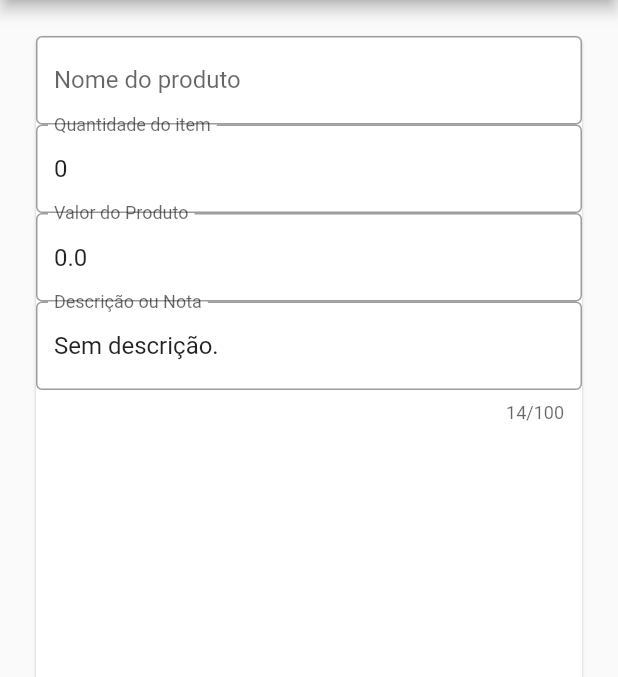
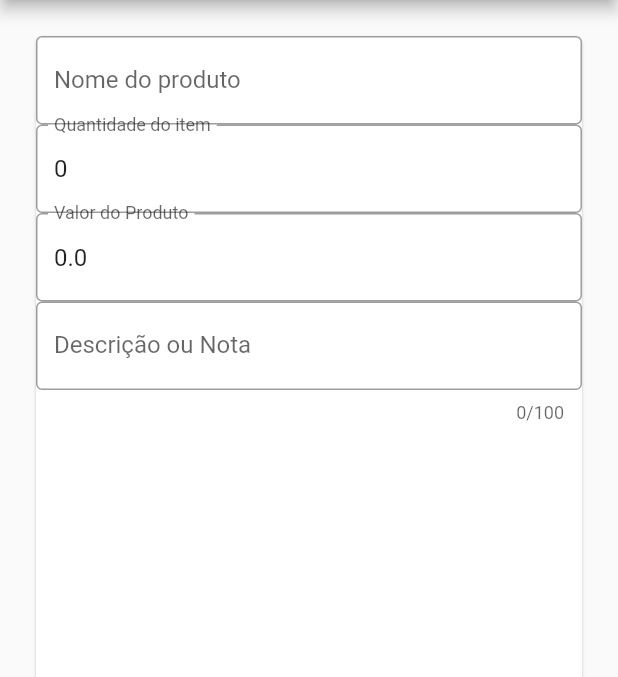
Before and after one commit to WillianLiduenha/listinha, a Flutter app: the EditaPage screen opened directly with empty values, on a phone screen of 412 x 824 dp, the part 84-761 px from its top. Run offline on Flutter 3.47's test engine with Material 2 defaults, Android fonts, the phone set to English and light mode, and no system bars; missing offline and left inert: dart:html.

Commit message:
Ainda na possibilidade de Descrição, agora eu melhorei para o ícone aparecer apenas quando existe alguma descrição...

```diff
--- a/lib/models/tarefa.model.dart
+++ b/lib/models/tarefa.model.dart
@@ -8,12 +8,13 @@ class Tarefa {
   bool ativo;
   String descricao;
   // Contrutor:
-  Tarefa(
-      {this.id,
-      this.texto,
-      this.qtd,
-      this.valor,
-      this.finalizada = false,
-      this.ativo = true,
-      this.descricao = "Sem descrição."});
+  Tarefa({
+    this.id,
+    this.texto,
+    this.qtd,
+    this.valor,
+    this.finalizada = false,
+    this.ativo = true,
+    this.descricao,
+  });
 }
--- a/lib/views/lista.page.dart
+++ b/lib/views/lista.page.dart
@@ -140,7 +140,8 @@ class _ListaPageState extends State<ListaPage> {
                     canEdit
                         ? Row(
                             children: [
-                              IconButton(
+                              tarefa.descricao != null
+                                  ? IconButton(
                                       icon: Icon(Icons.comment),
                                       onPressed: () => showDialog(
                                           context: context,
@@ -148,7 +149,8 @@ class _ListaPageState extends State<ListaPage> {
                                             return AlertDialog(
                                                 title: Text(tarefa.descricao));
                                           }),
-                              ),
+                                    )
+                                  : Container(),
                               IconButton(
                                 icon: Icon(Icons.edit),
                                 onPressed: () => editarTarefas(context, tarefa),
```
Lines whose indentation alone changed are shown as unchanged.
